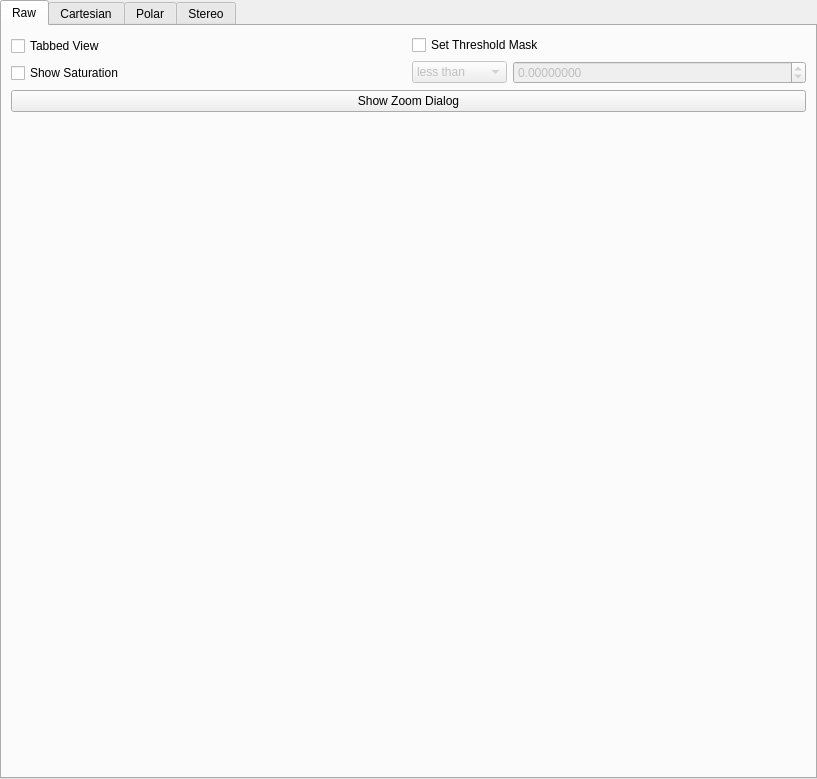
Before: the Qt Designer form hexrd/ui/resources/ui/image_mode_widget.ui in HEXRD/hexrdgui, drawn with Qt 5.
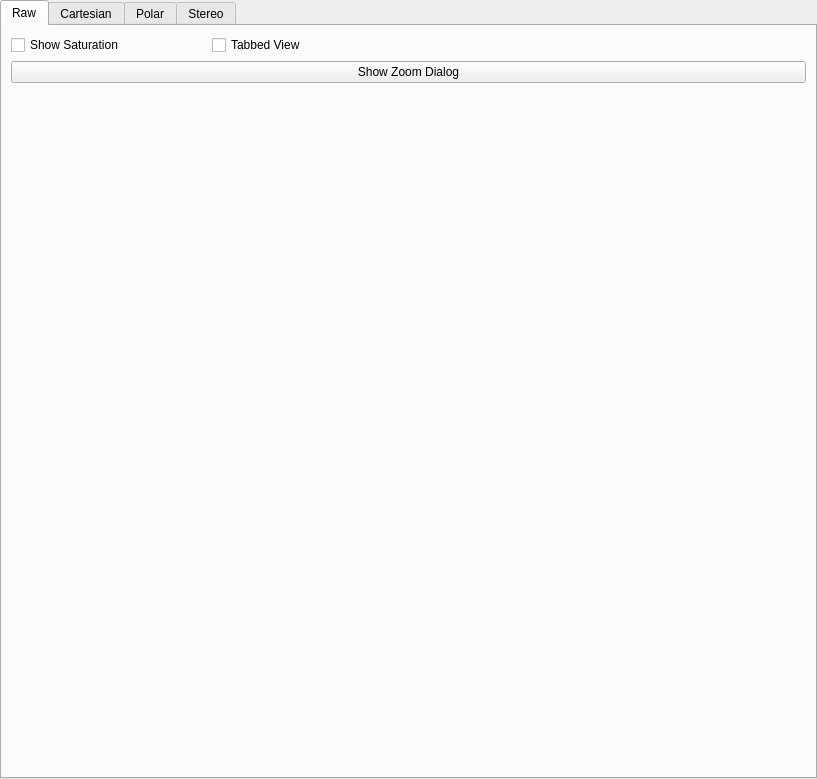
After: the same form once the commit is applied. The open tabs and pages were chosen to show the change. Custom widgets are drawn as their Qt base class.

Commit message: Remove threshold masking from image tab widget

Patch:
```diff
--- a/hexrd/ui/resources/ui/image_mode_widget.ui
+++ b/hexrd/ui/resources/ui/image_mode_widget.ui
@@ -60,67 +60,8 @@
        <string>Raw</string>
       </attribute>
       <layout class="QGridLayout" name="gridLayout">
-       <item row="0" column="1">
-        <layout class="QFormLayout" name="formLayout">
-         <item row="0" column="0" colspan="2">
-          <widget class="QCheckBox" name="raw_threshold_mask">
-           <property name="text">
-            <string>Set Threshold Mask</string>
-           </property>
-          </widget>
-         </item>
-         <item row="1" column="0">
-          <widget class="QComboBox" name="raw_threshold_comparison">
-           <property name="enabled">
-            <bool>false</bool>
-           </property>
-           <item>
-            <property name="text">
-             <string>less than</string>
-            </property>
-           </item>
-           <item>
-            <property name="text">
-             <string>greater than</string>
-            </property>
-           </item>
-           <item>
-            <property name="text">
-             <string>equal to</string>
-            </property>
-           </item>
-          </widget>
-         </item>
-         <item row="1" column="1">
-          <widget class="ScientificDoubleSpinBox" name="raw_threshold_value">
-           <property name="enabled">
-            <bool>false</bool>
-           </property>
-           <property name="keyboardTracking">
-            <bool>false</bool>
-           </property>
-           <property name="decimals">
-            <number>8</number>
-           </property>
-           <property name="minimum">
-            <double>-100000.000000000000000</double>
-           </property>
-           <property name="maximum">
-            <double>100000.000000000000000</double>
-           </property>
-          </widget>
-         </item>
-        </layout>
-       </item>
        <item row="0" column="0">
-        <layout class="QVBoxLayout" name="verticalLayout_3">
-         <item>
-          <widget class="QCheckBox" name="raw_tabbed_view">
-           <property name="text">
-            <string>Tabbed View</string>
-           </property>
-          </widget>
-         </item>
+        <layout class="QHBoxLayout" name="horizontalLayout_2">
          <item>
           <widget class="QCheckBox" name="raw_show_saturation">
            <property name="text">
@@ -128,6 +69,13 @@
            </property>
           </widget>
          </item>
+         <item>
+          <widget class="QCheckBox" name="raw_tabbed_view">
+           <property name="text">
+            <string>Tabbed View</string>
+           </property>
+          </widget>
+         </item>
         </layout>
        </item>
        <item row="1" column="0" colspan="2">
```
Left out of the diff: 5 changed lines with no effect on the pictures. The commit also changes 3 other files.
